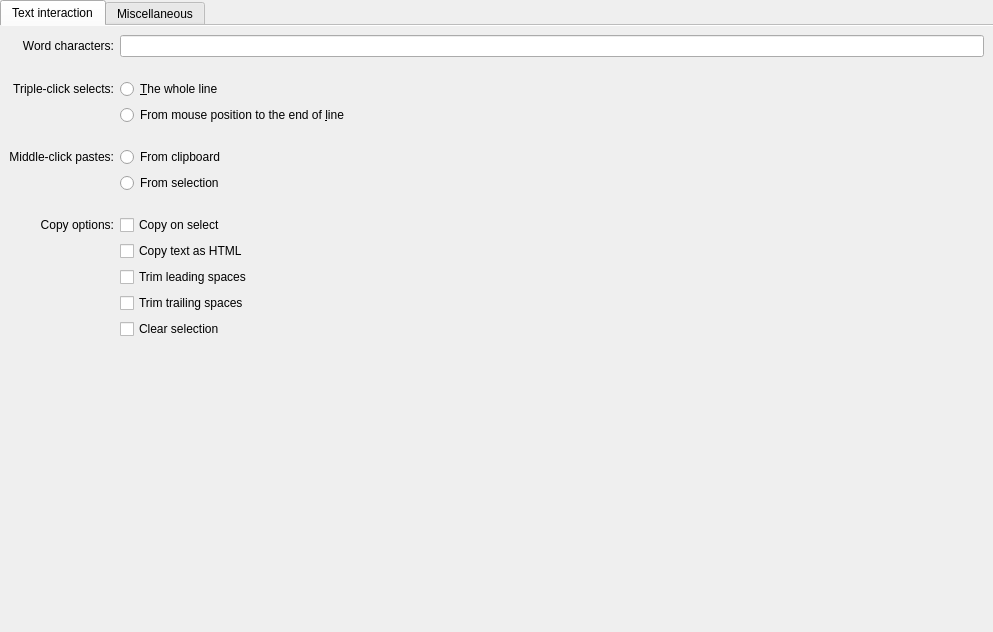
Qt form src/widgets/EditProfileMousePage.ui (KDE/konsole) before a commit.
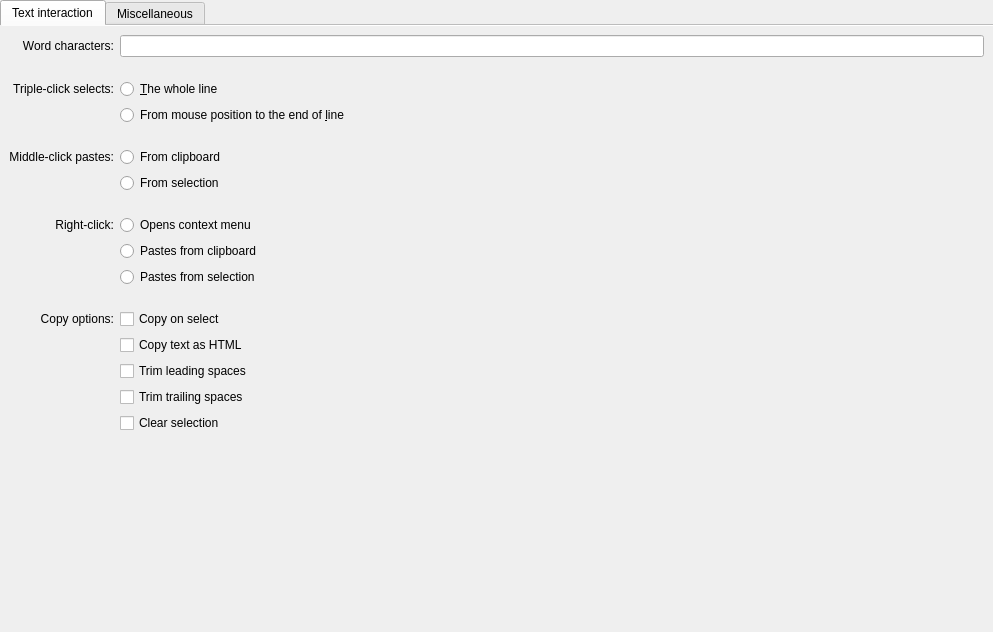
The same form after that commit.

Commit message:
Add right-click paste feature
The mouse wheel is often tedious to click, but right-click is easy.
Already used in many terminals (e.g. Putty), switching between those
supports muscle memory.

If enabled, and right-click is used for pasting, the context-menu
can be displayed by pressing Control key + right-click.

FEATURE: 497675
FEATURE: 519241

GUI: new options in profile controling right-click behavior in Konsole

The edit to the form file:
```diff
--- a/src/widgets/EditProfileMousePage.ui
+++ b/src/widgets/EditProfileMousePage.ui
@@ -181,6 +181,71 @@
           </spacer>
          </item>
          <item row="8" column="0">
+          <widget class="QLabel" name="rightClickPasteLabel">
+           <property name="text">
+            <string>Right-click:</string>
+           </property>
+           <property name="alignment">
+            <set>Qt::AlignmentFlag::AlignRight|Qt::AlignmentFlag::AlignTrailing|Qt::AlignmentFlag::AlignVCenter</set>
+           </property>
+          </widget>
+         </item>
+         <item row="8" column="1">
+          <widget class="QRadioButton" name="rightClickPasteDisabledButton">
+           <property name="text">
+            <string>Opens context menu</string>
+           </property>
+           <property name="toolTip">
+            <string comment="@info:tooltip">Right-click shows context menu</string>
+           </property>
+           <attribute name="buttonGroup">
+            <string notr="true">rightClickPasteFrom</string>
+           </attribute>
+          </widget>
+         </item>
+         <item row="9" column="1">
+          <widget class="QRadioButton" name="rightClickPasteFromClipboardButton">
+           <property name="text">
+            <string>Pastes from clipboard</string>
+           </property>
+           <property name="toolTip">
+            <string comment="@info:tooltip">Control+right-click shows context menu</string>
+           </property>
+           <attribute name="buttonGroup">
+            <string notr="true">rightClickPasteFrom</string>
+           </attribute>
+          </widget>
+         </item>
+         <item row="10" column="1">
+          <widget class="QRadioButton" name="rightClickPasteFromX11SelectionButton">
+           <property name="text">
+            <string>Pastes from selection</string>
+           </property>
+           <property name="toolTip">
+            <string comment="@info:tooltip">Control+right-click shows context menu</string>
+           </property>
+           <attribute name="buttonGroup">
+            <string notr="true">rightClickPasteFrom</string>
+           </attribute>
+          </widget>
+         </item>
+         <item row="11" column="1">
+          <spacer>
+           <property name="orientation">
+            <enum>Qt::Orientation::Vertical</enum>
+           </property>
+           <property name="sizeType">
+            <enum>QSizePolicy::Policy::Fixed</enum>
+           </property>
+           <property name="sizeHint" stdset="0">
+            <size>
+             <width>20</width>
+             <height>16</height>
+            </size>
+           </property>
+          </spacer>
+         </item>
+         <item row="12" column="0">
           <widget class="QLabel" name="label">
            <property name="text">
             <string>Copy options:</string>
@@ -190,7 +255,7 @@
            </property>
           </widget>
          </item>
-         <item row="8" column="1">
+         <item row="12" column="1">
           <widget class="QCheckBox" name="copyTextToClipboardButton">
            <property name="toolTip">
             <string>Automatically copy selected text into clipboard</string>
@@ -200,7 +265,7 @@
            </property>
           </widget>
          </item>
-         <item row="9" column="1">
+         <item row="13" column="1">
           <widget class="QCheckBox" name="copyTextAsHTMLButton">
            <property name="toolTip">
             <string>Copy text as HTML (including formatting, font faces, colors... etc)</string>
@@ -210,7 +275,7 @@
            </property>
           </widget>
          </item>
-         <item row="10" column="1">
+         <item row="14" column="1">
           <widget class="QCheckBox" name="trimLeadingSpacesButton">
            <property name="toolTip">
             <string>Trim leading spaces in selected text, useful in some instances</string>
@@ -220,7 +285,7 @@
            </property>
           </widget>
          </item>
-         <item row="11" column="1">
+         <item row="15" column="1">
           <widget class="QCheckBox" name="trimTrailingSpacesButton">
            <property name="toolTip">
             <string>Trim trailing spaces in selected text, useful in some instances</string>
@@ -230,7 +295,7 @@
            </property>
           </widget>
          </item>
-         <item row="12" column="1">
+         <item row="16" column="1">
           <widget class="QCheckBox" name="clearSelectionButton">
            <property name="toolTip">
             <string>Clear selection after copying</string>
```
Left out of the diff: 1 changed line with no effect on the pictures. The commit also changes 7 other files.
